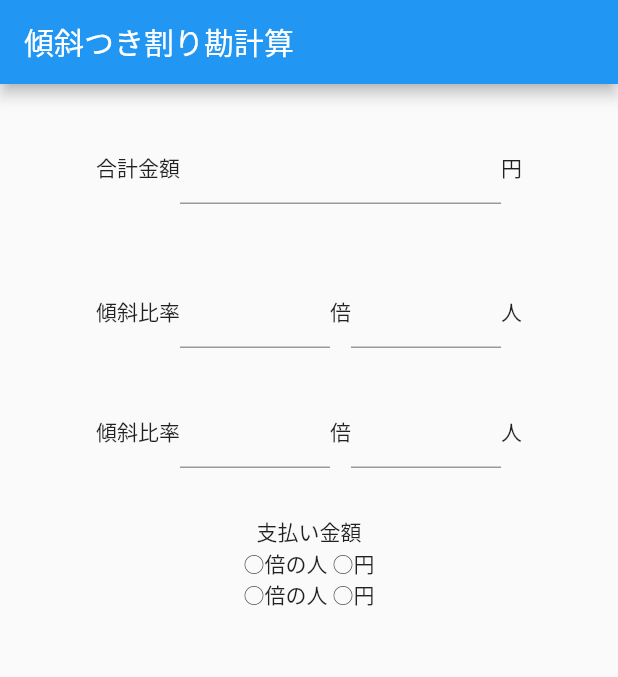
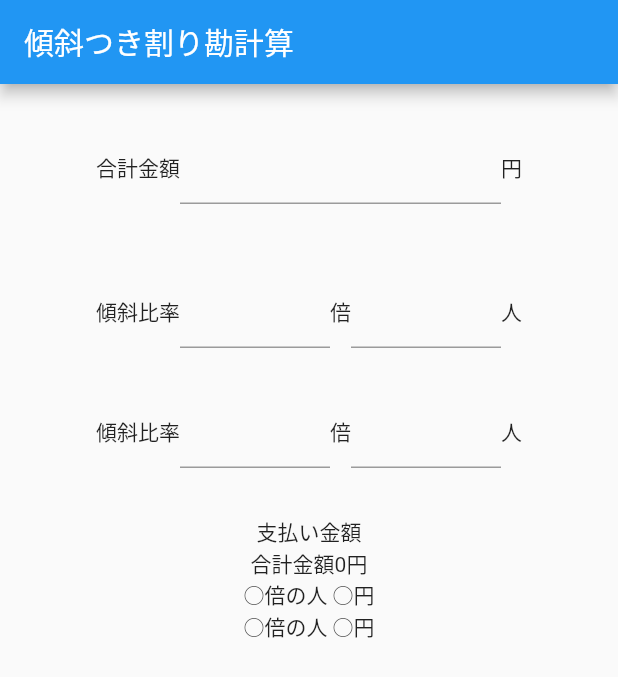
Before and after one commit to haradayu/warikan_app, a Flutter app: the screen it shows after launch, on a phone screen of 412 x 824 dp. Shown: the top 677 px of the screen. Run offline on Flutter 3.47's test engine with Material 2 defaults, Android fonts, the phone set to English and light mode, and no system bars.

Commit message:
合計金額の入力処理追加

```diff
--- a/lib/main.dart
+++ b/lib/main.dart
@@ -22,6 +22,15 @@ class MyHomePage extends StatefulWidget{
 }
 
 class MyHomePageState extends State<MyHomePage>{
+  int totalFee = 0;
+
+  void onChangedTatalFee(String value){
+    setState(() {
+      totalFee = int.parse(value);
+    });
+
+  }
+
   @override
   Widget build(BuildContext context){
     return Scaffold(
@@ -36,7 +45,9 @@ class MyHomePageState extends State<MyHomePage>{
               Row(children: <Widget>[
                 Text("合計金額"),
                 Flexible(child:
-                  TextField(keyboardType: TextInputType.number),
+                  TextField(
+                    onChanged: onChangedTatalFee,
+                    keyboardType: TextInputType.number),
                 ),
                 Text("円"),
               ],),
@@ -80,6 +91,7 @@ class MyHomePageState extends State<MyHomePage>{
                 child:
                 Column(children: <Widget>[
                   Text("支払い金額"),
+                  Text('合計金額$totalFee円'),
                   Text("○倍の人 ○円"),
                   Text("○倍の人 ○円"),
                 ],)
```
